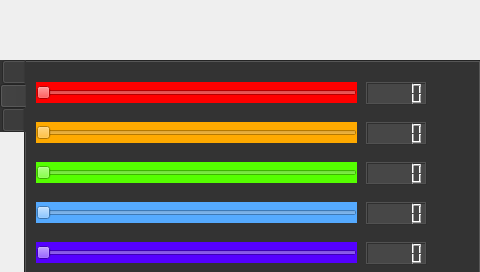
First picture: the form in src/testing/Burgler/mainwindow.ui, repository nickguthrie/embedd-gui, before the edit.
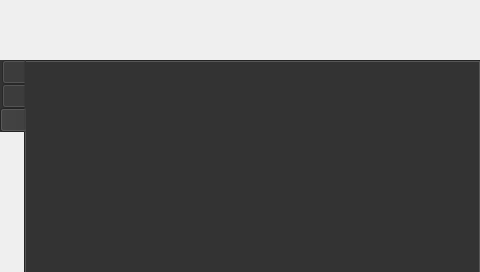
Second picture: the form after the edit. The open tabs and pages were chosen to show the change. Icons and pictures are not drawn.

Commit message: Finished basic version of channel controller.  All buttons seem to work with basic functionality.

The edit to the form file:
```diff
--- a/src/testing/Burgler/mainwindow.ui
+++ b/src/testing/Burgler/mainwindow.ui
@@ -51,6 +51,9 @@
       <height>251</height>
      </rect>
     </property>
+    <property name="focusPolicy">
+     <enum>Qt::StrongFocus</enum>
+    </property>
     <property name="styleSheet">
      <string notr="true">background-color: rgb(51, 51, 51);</string>
     </property>
@@ -61,7 +64,7 @@
      <enum>QTabWidget::Rounded</enum>
     </property>
     <property name="currentIndex">
-     <number>2</number>
+     <number>0</number>
     </property>
     <property name="iconSize">
      <size>
@@ -130,165 +133,6 @@
       </property>
      </widget>
     </widget>
-    <widget class="QWidget" name="tab_2">
-     <attribute name="icon">
-      <iconset resource="Loot.qrc">
-       <normaloff>:/img/gpl_logo_sideways_blue.png</normaloff>:/img/gpl_logo_sideways_blue.png</iconset>
-     </attribute>
-     <attribute name="title">
-      <string/>
-     </attribute>
-     <widget class="QSlider" name="hslider_01">
-      <property name="geometry">
-       <rect>
-        <x>10</x>
-        <y>20</y>
-        <width>321</width>
-        <height>21</height>
-       </rect>
-      </property>
-      <property name="styleSheet">
-       <string notr="true">background-color: rgb(255, 0, 0);</string>
-      </property>
-      <property name="orientation">
-       <enum>Qt::Horizontal</enum>
-      </property>
-     </widget>
-     <widget class="QSlider" name="hslider_02">
-      <property name="geometry">
-       <rect>
-        <x>10</x>
-        <y>60</y>
-        <width>321</width>
-        <height>21</height>
-       </rect>
-      </property>
-      <property name="styleSheet">
-       <string notr="true">background-color: rgb(255, 170, 0);</string>
-      </property>
-      <property name="orientation">
-       <enum>Qt::Horizontal</enum>
-      </property>
-     </widget>
-     <widget class="QSlider" name="hslider_03">
-      <property name="geometry">
-       <rect>
-        <x>10</x>
-        <y>100</y>
-        <width>321</width>
-        <height>21</height>
-       </rect>
-      </property>
-      <property name="styleSheet">
-       <string notr="true">background-color: rgb(85, 255, 0);</string>
-      </property>
-      <property name="orientation">
-       <enum>Qt::Horizontal</enum>
-      </property>
-     </widget>
-     <widget class="QSlider" name="hslider_04">
-      <property name="geometry">
-       <rect>
-        <x>10</x>
-        <y>140</y>
-        <width>321</width>
-        <height>21</height>
-       </rect>
-      </property>
-      <property name="styleSheet">
-       <string notr="true">background-color: rgb(85, 170, 255);</string>
-      </property>
-      <property name="orientation">
-       <enum>Qt::Horizontal</enum>
-      </property>
-     </widget>
-     <widget class="QSlider" name="hslider_05">
-      <property name="geometry">
-       <rect>
-        <x>10</x>
-        <y>180</y>
-        <width>321</width>
-        <height>21</height>
-       </rect>
-      </property>
-      <property name="styleSheet">
-       <string notr="true">background-color: rgb(85, 0, 255);</string>
-      </property>
-      <property name="orientation">
-       <enum>Qt::Horizontal</enum>
-      </property>
-     </widget>
-     <widget class="QLCDNumber" name="lcd_01">
-      <property name="geometry">
-       <rect>
-        <x>340</x>
-        <y>20</y>
-        <width>61</width>
-        <height>23</height>
-       </rect>
-      </property>
-      <property name="styleSheet">
-       <string notr="true">background-color: rgb(71, 71, 71);
-color: rgb(134, 213, 101);</string>
-      </property>
-     </widget>
-     <widget class="QLCDNumber" name="lcd_02">
-      <property name="geometry">
-       <rect>
-        <x>340</x>
-        <y>60</y>
-        <width>61</width>
-        <height>23</height>
-       </rect>
-      </property>
-      <property name="styleSheet">
-       <string notr="true">background-color: rgb(71, 71, 71);
-color: rgb(134, 213, 101);</string>
-      </property>
-     </widget>
-     <widget class="QLCDNumber" name="lcd_03">
-      <property name="geometry">
-       <rect>
-        <x>340</x>
-        <y>100</y>
-        <width>61</width>
-        <height>23</height>
-       </rect>
-      </property>
-      <property name="styleSheet">
-       <string notr="true">background-color: rgb(71, 71, 71);
-color: rgb(134, 213, 101);</string>
-      </property>
-     </widget>
-     <widget class="QLCDNumber" name="lcd_04">
-      <property name="geometry">
-       <rect>
-        <x>340</x>
-        <y>140</y>
-        <width>61</width>
-        <height>23</height>
-       </rect>
-      </property>
-      <property name="styleSheet">
-       <string notr="true">background-color: rgb(71, 71, 71);
-color: rgb(134, 213, 101);</string>
-      </property>
-     </widget>
-     <widget class="QLCDNumber" name="lcd_05">
-      <property name="geometry">
-       <rect>
-        <x>340</x>
-        <y>180</y>
-        <width>61</width>
-        <height>23</height>
-       </rect>
-      </property>
-      <property name="styleSheet">
-       <string notr="true">background-color: rgb(71, 71, 71);
-color: rgb(134, 213, 101);</string>
-      </property>
-     </widget>
-    </widget>
     <widget class="QWidget" name="tab_3">
      <attribute name="icon">
       <iconset resource="Loot.qrc">
@@ -715,6 +559,15 @@
       </property>
      </widget>
     </widget>
+    <widget class="QWidget" name="tab_2">
+     <attribute name="icon">
+      <iconset resource="Loot.qrc">
+       <normaloff>:/img/gpl_logo_sideways_blue.png</normaloff>:/img/gpl_logo_sideways_blue.png</iconset>
+     </attribute>
+     <attribute name="title">
+      <string/>
+     </attribute>
+    </widget>
    </widget>
   </widget>
  </widget>
```
The commit also changes 3 other files.
